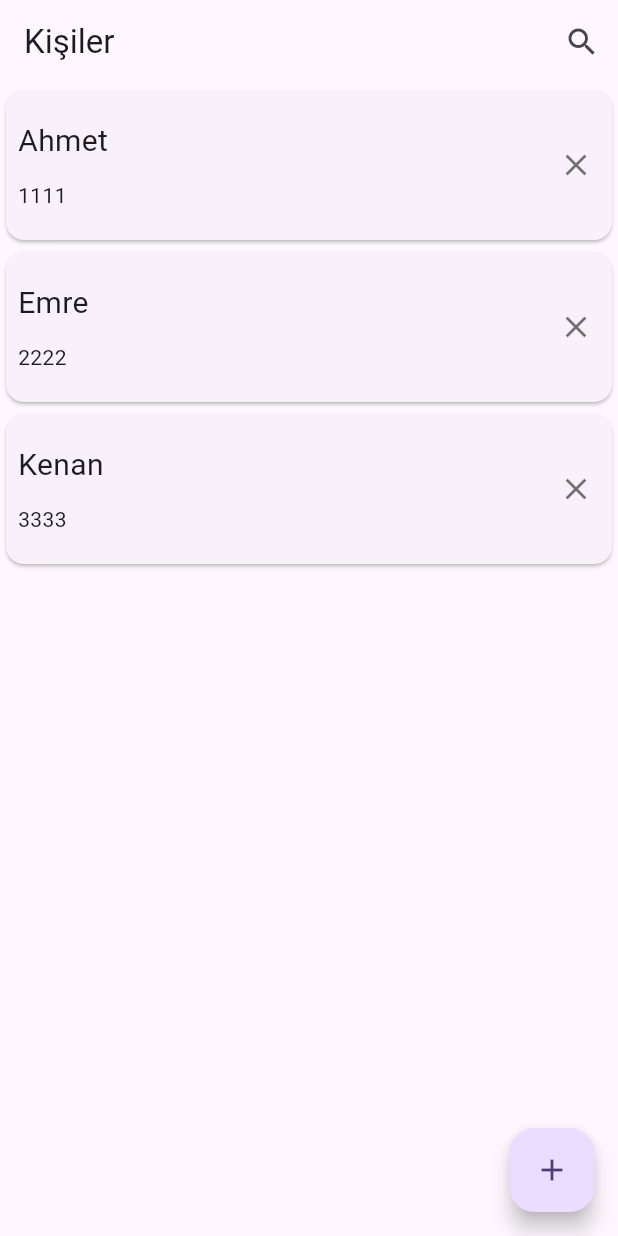
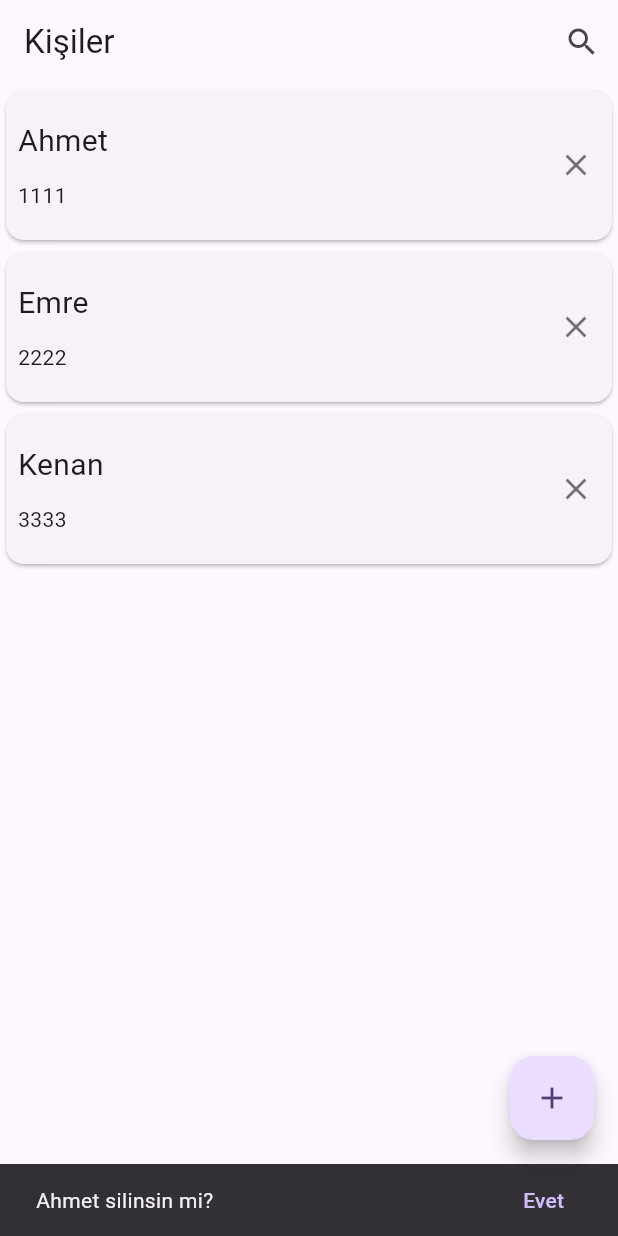
Before and after one commit to emretastekin/kisiler-uygulamasi, a Flutter app: the screen it shows after launch, after a tap on the "clear" icon, on a phone screen of 412 x 824 dp. Run offline on Flutter 3.47's test engine with Material 3 defaults, Android fonts, the phone set to English and light mode, and no system bars.

Commit message:
son commitim.

```diff
--- a/kisiler_uygulamasi/lib/ui/views/anasayfa.dart
+++ b/kisiler_uygulamasi/lib/ui/views/anasayfa.dart
@@ -29,6 +29,9 @@ class _AnasayfaState extends State<Anasayfa> {
     return kisilerListesi;
   }
 
+  Future<void> sil(int kisi_id) async{
+    print("Kişi Sil : $kisi_id");
+  }
 
   @override
   Widget build(BuildContext context) {
@@ -65,7 +68,14 @@ class _AnasayfaState extends State<Anasayfa> {
               itemCount: kisilerListesi!.length,
               itemBuilder: (context,indeks){ //0,1,2 (indeksler 0'dan başlar)
                 var kisi = kisilerListesi[indeks];
-                return Card(
+                return GestureDetector(
+                  onTap: (){
+                    Navigator.push(context, MaterialPageRoute(builder: (context)=> DetaySayfa(kisi: kisi)))
+                        .then((value){
+                      print("Anasayfaya dönüldü");
+                    });
+                  },
+                  child: Card(
                     child: SizedBox(height: 100,
                       child: Row(
                         children: [
@@ -81,9 +91,20 @@ class _AnasayfaState extends State<Anasayfa> {
                           ),
                           const Spacer(),
                           IconButton(onPressed: (){
-
+                            ScaffoldMessenger.of(context).showSnackBar(
+                                SnackBar(
+                                    content: Text("${kisi.kisi_ad} silinsin mi?"),
+                                    action: SnackBarAction(
+                                      label: "Evet",
+                                      onPressed: (){
+                                        sil(kisi.kisi_id);
+                                      } ,
+                                    ),
+                                )
+                            );
                           }, icon: const Icon(Icons.clear, color: Colors.black54,))
                         ],
+                      ),
                     ),
                   ),
                 );
```
Lines whose indentation alone changed are shown as unchanged.
